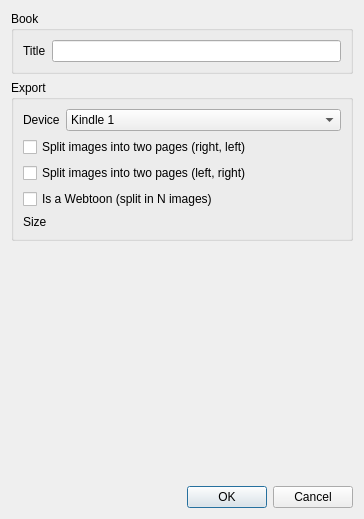
naparuba/henskan, file mangle/ui/options.ui: the form before one commit.
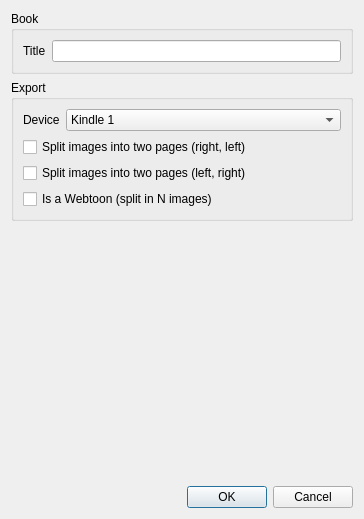
The form after the commit.

```diff
--- a/mangle/ui/options.ui
+++ b/mangle/ui/options.ui
@@ -151,13 +151,6 @@
         </property>
        </widget>
       </item>
-      <item>
-       <widget class="QLabel" name="label_3">
-        <property name="text">
-         <string>Size</string>
-        </property>
-       </widget>
-      </item>
      </layout>
     </widget>
    </item>
```
Left out of the diff: 4 changed lines with no effect on the pictures.
